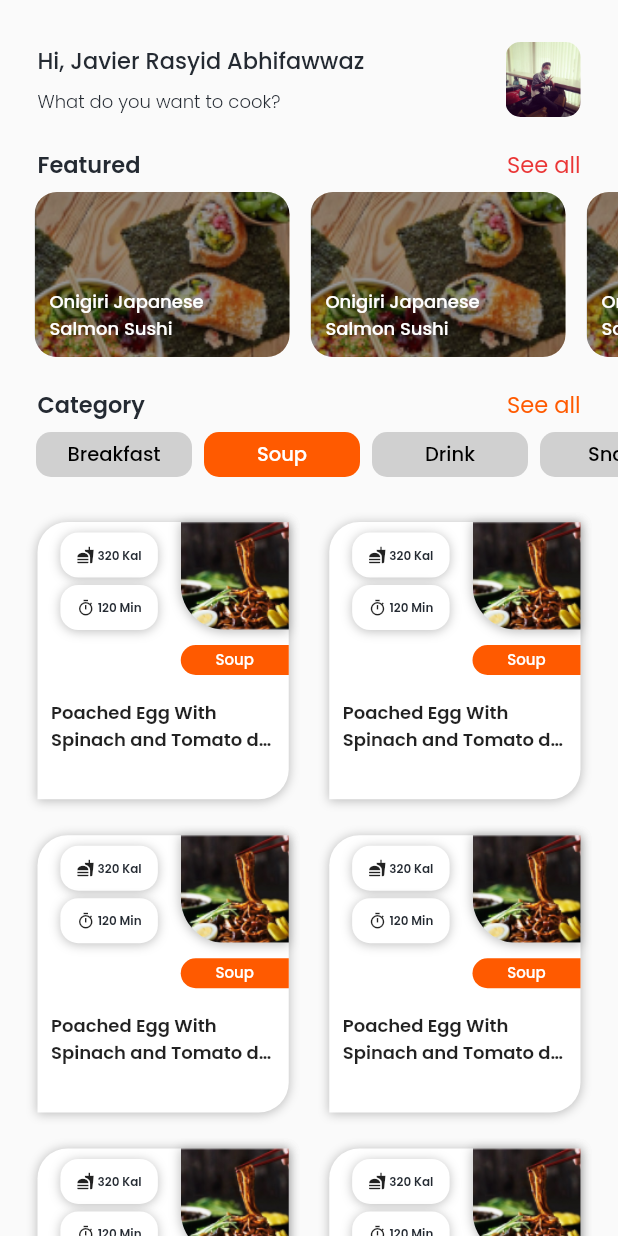
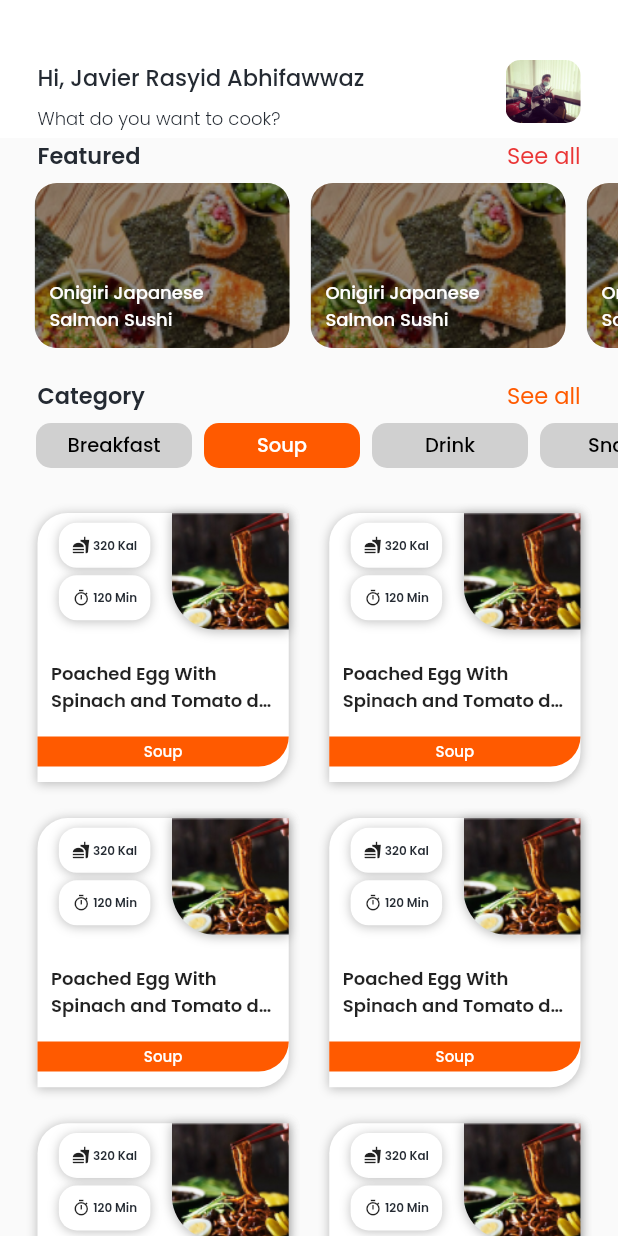
Before and after one commit to JavierGavra/PAS-project-11PPLG1S1, a Flutter app: the HomePage screen opened directly, after a tap on "Soup", on a phone screen of 412 x 824 dp. Run offline on Flutter 3.47's test engine with Material 2 defaults, Android fonts, the phone set to English and light mode, and no system bars; our stand-ins replace flutter_svg.

Commit message:
fix: [JG] Fix Home page

```diff
--- a/lib/ui/home_page/home_page.dart
+++ b/lib/ui/home_page/home_page.dart
@@ -1,9 +1,9 @@
 import 'package:flutter/material.dart';
 import 'package:pas_project_11pplg1s1/common/app_color.dart';
 import 'package:pas_project_11pplg1s1/ui/home_page/tab_breakfast.dart';
-import 'package:pas_project_11pplg1s1/ui/home_page/tab_dinner.dart';
 import 'package:pas_project_11pplg1s1/ui/home_page/tab_drink.dart';
-import 'package:pas_project_11pplg1s1/ui/home_page/tab_launch.dart';
+import 'package:pas_project_11pplg1s1/ui/home_page/tab_snack.dart';
+import 'package:pas_project_11pplg1s1/ui/home_page/tab_soup.dart';
 import 'package:pas_project_11pplg1s1/widgets/custom_text.dart';
 import 'package:pas_project_11pplg1s1/widgets/featured_card.dart';
 
@@ -18,9 +18,9 @@ class _HomePageState extends State<HomePage> {
   final List<String> _tabBarName = ["Breakfast", "Soup", "Drink", "Snack"];
   final List<Widget> _tabBarPages = const [
     TabBreakfast(),
-    TabLaunch(),
-    TabDinner(),
-    TabDrink()
+    TabSoup(),
+    TabDrink(),
+    TabSnack(),
   ];
 
   int current = 0;
@@ -28,16 +28,23 @@ class _HomePageState extends State<HomePage> {
   @override
   Widget build(BuildContext context) {
     return Scaffold(
-      body: SafeArea(
-        child: SingleChildScrollView(
-          child: Column(
-            children: [
-              Padding(
+      body: CustomScrollView(
+        slivers: [
+          SliverAppBar(
+            automaticallyImplyLeading: false,
+            expandedHeight: 92,
+            backgroundColor: primaryColor,
+            floating: true,
+            snap: true,
+            flexibleSpace: FlexibleSpaceBar(
+              background: Padding(
                 padding: const EdgeInsets.only(
-                    left: 25, right: 25, top: 28, bottom: 20),
+                    left: 25, right: 25, top: 40, bottom: 10),
                 child: Row(
+                  mainAxisAlignment: MainAxisAlignment.center,
                   children: [
                     Column(
+                      mainAxisAlignment: MainAxisAlignment.center,
                       crossAxisAlignment: CrossAxisAlignment.start,
                       children: const [
                         MyText(
@@ -64,7 +71,11 @@ class _HomePageState extends State<HomePage> {
                   ],
                 ),
               ),
-
+            ),
+          ),
+          SliverToBoxAdapter(
+            child: Column(
+              children: [
                 // Featured
                 Padding(
                   padding: const EdgeInsets.symmetric(horizontal: 25),
@@ -76,7 +87,9 @@ class _HomePageState extends State<HomePage> {
                       InkWell(
                         onTap: () {},
                         child: const MyText(
-                          text: "See all", size: 15, color: Color(0xffEA3636)),
+                            text: "See all",
+                            size: 15,
+                            color: Color(0xffEA3636)),
                       ),
                     ],
                   ),
@@ -161,7 +174,8 @@ class _HomePageState extends State<HomePage> {
                 _tabBarPages[current]
               ],
             ),
-        ),
+          )
+        ],
       ),
     );
   }
--- a/lib/ui/home_page/tab_breakfast.dart
+++ b/lib/ui/home_page/tab_breakfast.dart
@@ -1,5 +1,4 @@
 import 'package:flutter/material.dart';
-import 'package:pas_project_11pplg1s1/common/app_color.dart';
 import 'package:pas_project_11pplg1s1/widgets/food_home_card.dart';
 
 class TabBreakfast extends StatelessWidget {
@@ -12,12 +11,13 @@ class TabBreakfast extends StatelessWidget {
       child: GridView.builder(
         itemCount: 10,
         shrinkWrap: true,
+        padding: EdgeInsets.zero,
         physics: const NeverScrollableScrollPhysics(),
         gridDelegate: const SliverGridDelegateWithFixedCrossAxisCount(
             crossAxisCount: 2,
             mainAxisSpacing: 24,
             crossAxisSpacing: 27,
-            childAspectRatio: (145 / 160)),
+            childAspectRatio: (145 / 155.3)),
         itemBuilder: (context, index) {
           return const FoodHomeCard(
             cardImg: "assets/images/featured_img.png",
--- a/lib/ui/home_page/tab_drink.dart
+++ b/lib/ui/home_page/tab_drink.dart
@@ -1,5 +1,4 @@
 import 'package:flutter/material.dart';
-import 'package:pas_project_11pplg1s1/common/app_color.dart';
 import 'package:pas_project_11pplg1s1/widgets/food_home_card.dart';
 
 class TabDrink extends StatelessWidget {
@@ -12,16 +11,17 @@ class TabDrink extends StatelessWidget {
       child: GridView.builder(
         itemCount: 10,
         shrinkWrap: true,
+        padding: EdgeInsets.zero,
         physics: const NeverScrollableScrollPhysics(),
         gridDelegate: const SliverGridDelegateWithFixedCrossAxisCount(
             crossAxisCount: 2,
             mainAxisSpacing: 24,
             crossAxisSpacing: 27,
-            childAspectRatio: (145 / 160)),
+            childAspectRatio: (145 / 155.3)),
         itemBuilder: (context, index) {
           return const FoodHomeCard(
             cardImg: "assets/images/drink_img.jpeg",
-            category: "Snack",
+            category: "Drink",
             title: "Poached Egg With Spinach and Tomato dnadjsndj",
           );
         },
--- a/lib/ui/home_page/tab_dinner.dart
+++ b/lib/ui/home_page/tab_snack.dart
@@ -1,9 +1,8 @@
 import 'package:flutter/material.dart';
-import 'package:pas_project_11pplg1s1/common/app_color.dart';
 import 'package:pas_project_11pplg1s1/widgets/food_home_card.dart';
 
-class TabDinner extends StatelessWidget {
-  const TabDinner({super.key});
+class TabSnack extends StatelessWidget {
+  const TabSnack({super.key});
 
   @override
   Widget build(BuildContext context) {
@@ -12,16 +11,17 @@ class TabDinner extends StatelessWidget {
       child: GridView.builder(
         itemCount: 10,
         shrinkWrap: true,
+        padding: EdgeInsets.zero,
         physics: const NeverScrollableScrollPhysics(),
         gridDelegate: const SliverGridDelegateWithFixedCrossAxisCount(
             crossAxisCount: 2,
             mainAxisSpacing: 24,
             crossAxisSpacing: 27,
-            childAspectRatio: (145 / 160)),
+            childAspectRatio: (145 / 155.3)),
         itemBuilder: (context, index) {
           return const FoodHomeCard(
             cardImg: "assets/images/dinner_img.png",
-            category: "Drink",
+            category: "Snack",
             title: "Poached Egg With Spinach and Tomato dnadjsndj",
           );
         },
--- a/lib/ui/home_page/tab_launch.dart
+++ b/lib/ui/home_page/tab_soup.dart
@@ -1,9 +1,8 @@
 import 'package:flutter/material.dart';
-import 'package:pas_project_11pplg1s1/common/app_color.dart';
 import 'package:pas_project_11pplg1s1/widgets/food_home_card.dart';
 
-class TabLaunch extends StatelessWidget {
-  const TabLaunch({super.key});
+class TabSoup extends StatelessWidget {
+  const TabSoup({super.key});
 
   @override
   Widget build(BuildContext context) {
@@ -12,12 +11,13 @@ class TabLaunch extends StatelessWidget {
       child: GridView.builder(
         itemCount: 10,
         shrinkWrap: true,
+        padding: EdgeInsets.zero,
         physics: const NeverScrollableScrollPhysics(),
         gridDelegate: const SliverGridDelegateWithFixedCrossAxisCount(
             crossAxisCount: 2,
             mainAxisSpacing: 24,
             crossAxisSpacing: 27,
-            childAspectRatio: (145 / 160)),
+            childAspectRatio: (145 / 155.3)),
         itemBuilder: (context, index) {
           return const FoodHomeCard(
             cardImg: "assets/images/launch_img.png",
--- a/lib/ui/intro/introduction_page.dart
+++ b/lib/ui/intro/introduction_page.dart
@@ -1,5 +1,6 @@
 import 'dart:async';
 import 'package:flutter/material.dart';
+import 'package:pas_project_11pplg1s1/common/app_color.dart';
 import 'package:pas_project_11pplg1s1/ui/login_singup_page/login_page.dart';
 
 class IntroPage extends StatefulWidget {
@@ -47,7 +48,7 @@ class _IntroPageState extends State<IntroPage> {
                         TextSpan(text: "Easy Cooking at Home With "),
                         TextSpan(
                             text: "Lezzat",
-                            style: TextStyle(color: Color(0xffEA3636))),
+                            style: TextStyle(color: accentColor)),
                       ],
                     ),
                     textAlign: TextAlign.center,
@@ -76,8 +77,7 @@ class _IntroPageState extends State<IntroPage> {
                         });
                       },
                       style: ButtonStyle(
-                        backgroundColor:
-                            MaterialStateProperty.all(const Color(0xffEA3636)),
+                        backgroundColor: MaterialStateProperty.all(accentColor),
                         shape: MaterialStateProperty.all(
                           RoundedRectangleBorder(
                             borderRadius: BorderRadius.circular(10),
--- a/lib/widgets/food_home_card.dart
+++ b/lib/widgets/food_home_card.dart
@@ -23,7 +23,7 @@ class FoodHomeCard extends StatelessWidget {
             context, MaterialPageRoute(builder: (context) => DetailPage()));
       },
       child: Ink(
-        height: 170,
+        height: 160,
         width: 145,
         decoration: const BoxDecoration(
           color: Colors.white,
@@ -41,7 +41,7 @@ class FoodHomeCard extends StatelessWidget {
           children: [
             Row(
               mainAxisAlignment: MainAxisAlignment.spaceBetween,
-              crossAxisAlignment: CrossAxisAlignment.end,
+              crossAxisAlignment: CrossAxisAlignment.center,
               children: [
                 const SizedBox(width: 0),
                 Column(
@@ -56,8 +56,8 @@ class FoodHomeCard extends StatelessWidget {
                 Align(
                   alignment: Alignment.topRight,
                   child: Container(
-                    height: 72,
-                    width: 72,
+                    height: 78,
+                    width: 78,
                     decoration: const BoxDecoration(
                         borderRadius:
                             BorderRadius.only(bottomLeft: Radius.circular(30)),
@@ -79,18 +79,28 @@ class FoodHomeCard extends StatelessWidget {
                 ),
               ],
             ),
-            const SizedBox(height: 10),
+            const SizedBox(height: 20),
+            Padding(
+              padding: const EdgeInsets.symmetric(horizontal: 9),
+              child: Text(
+                title,
+                maxLines: 2,
+                overflow: TextOverflow.ellipsis,
+                style:
+                    const TextStyle(fontSize: 12, fontWeight: FontWeight.w600),
+              ),
+            ),
+            const SizedBox(height: 15),
             Align(
-              alignment: Alignment.centerRight,
+              alignment: Alignment.bottomLeft,
               child: Container(
-                width: 72,
+                // width: 72,
                 height: 20,
                 alignment: Alignment.center,
                 decoration: const BoxDecoration(
                     color: accentColor,
                     borderRadius: BorderRadius.only(
-                      topLeft: Radius.circular(24),
-                      bottomLeft: Radius.circular(24),
+                      bottomRight: Radius.circular(24),
                     )),
                 child: MyText(
                   text: category,
@@ -100,16 +110,6 @@ class FoodHomeCard extends StatelessWidget {
                 ),
               ),
             ),
-            const SizedBox(height: 16),
-            Padding(
-              padding: const EdgeInsets.symmetric(horizontal: 9),
-              child: Text(
-                title,
-                maxLines: 2,
-                overflow: TextOverflow.ellipsis,
-                style: TextStyle(fontSize: 12, fontWeight: FontWeight.w600),
-              ),
-            )
           ],
         ),
       ),
@@ -120,7 +120,7 @@ class FoodHomeCard extends StatelessWidget {
       String value, String unit, IconData icon, final screenWidth) {
     return Container(
       height: 30,
-      width: screenWidth - (screenWidth - 55) + 10,
+      width: screenWidth - (screenWidth - 55) + 6,
       decoration: BoxDecoration(
           color: primaryColor,
           borderRadius: BorderRadius.circular(12),
```
Lines whose indentation alone changed are shown as unchanged.
